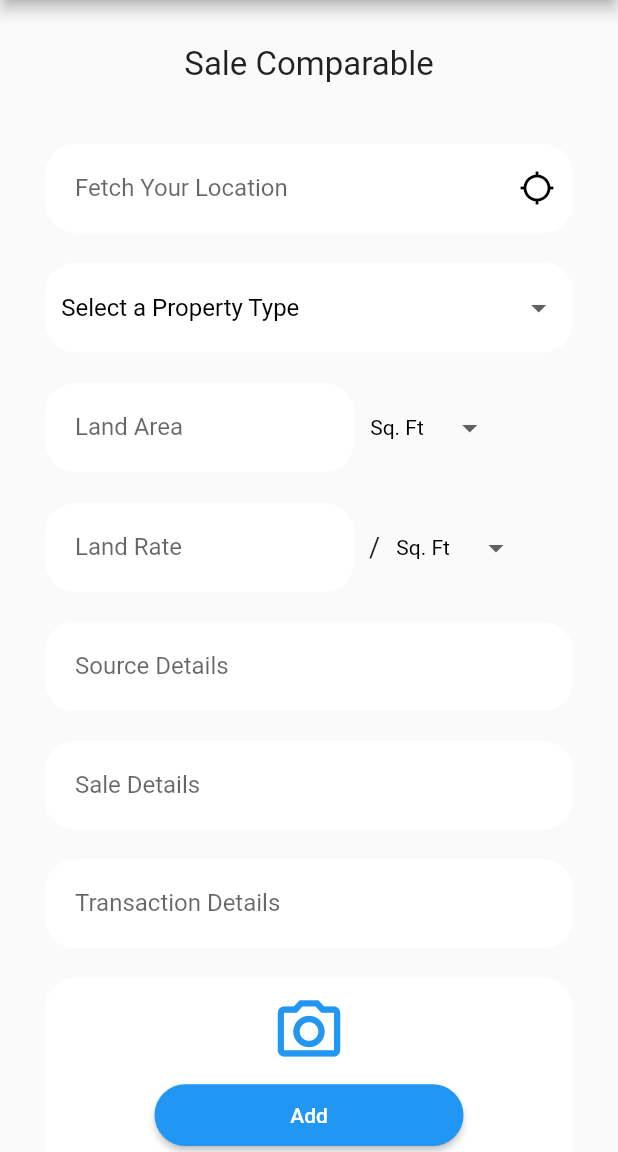
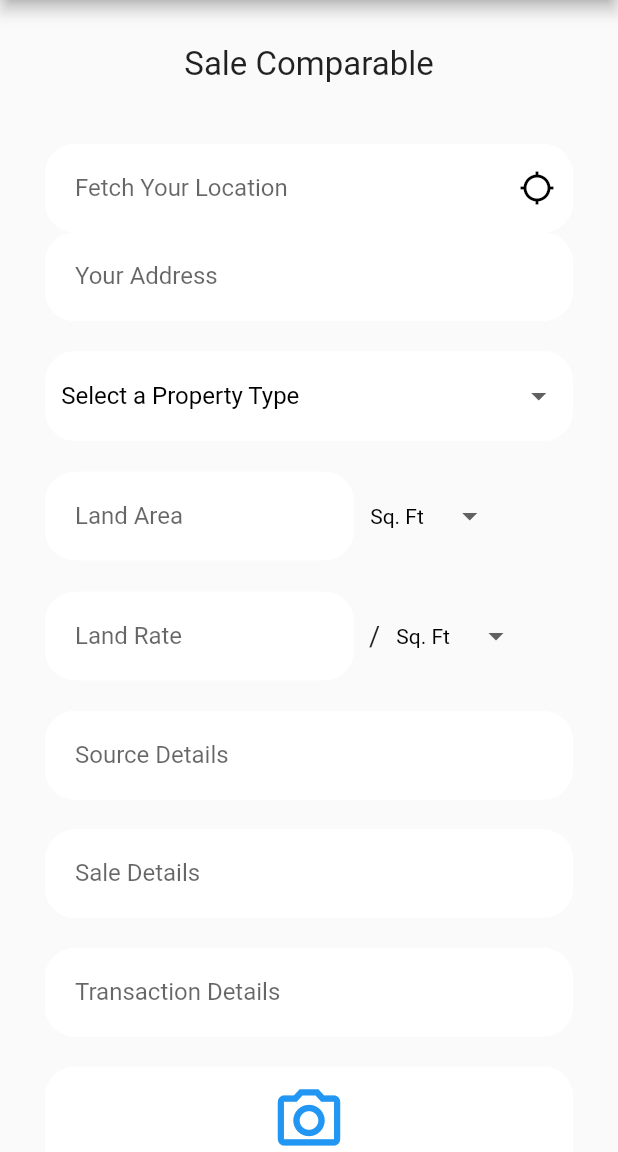
Before and after one commit to ashu2902/RebertTech, a Flutter app: the SaleComparable screen opened directly, on a phone screen of 412 x 824 dp, the part 84-1236 px from its top. Run offline on Flutter 3.47's test engine with Material 2 defaults, Android fonts, the phone set to English and light mode, and no system bars; our stand-ins replace cloud_firestore, file_picker, firebase_auth, firebase_core, firebase_database, firebase_storage and 5 more; missing offline and left inert: advance_pdf_viewer, dart:ffi; accounts and stored records are empty; Roboto replaces fonts that are missing (BonaNova).

Commit message:
sale comparable adress separated and fetched

```diff
--- a/lib/ui/questionnaire.dart
+++ b/lib/ui/questionnaire.dart
@@ -2705,8 +2705,10 @@ class _QuestionnaireState extends State<Questionnaire>
                                 'loanAcNo': loanAcNo,
                                 'otherDetails': extraInfo4,
                               };
-                              setValuationDetail();
-                              _tabController.animateTo(4);
+                              setValuationDetail().then((value) {
+                                Navigator.pop(context);
+                                _tabController.animateTo(4);
+                              });
                             }
                           },
                           child: Text('Save and Continue'),
--- a/lib/ui/sale_comparable.dart
+++ b/lib/ui/sale_comparable.dart
@@ -34,7 +34,8 @@ void getCaseId(String caseIdo) {
 String location = '';
 String latitude = '';
 String longitude = '';
-TextEditingController salelocationcontroller = TextEditingController(text: '');
+TextEditingController salelocationcontroller1 = TextEditingController(text: '');
+TextEditingController salelocationcontroller2 = TextEditingController(text: '');
 
 class _SaleComparableState extends State<SaleComparable> {
   var uuid = const Uuid();
@@ -172,8 +173,10 @@ class _SaleComparableState extends State<SaleComparable> {
                 padding: const EdgeInsets.fromLTRB(30, 10, 30, 10),
                 child: SizedBox(
                   width: MediaQuery.of(context).size.width,
-                  child: TextFormField(
-                    controller: salelocationcontroller,
+                  child: Column(
+                    children: [
+                      TextFormField(
+                        controller: salelocationcontroller1,
                         keyboardType: TextInputType.streetAddress,
                         onChanged: (value) {
                           location = value;
@@ -200,17 +203,69 @@ class _SaleComparableState extends State<SaleComparable> {
                           contentPadding: const EdgeInsets.symmetric(
                               vertical: 20.0, horizontal: 20.0),
                           border: const OutlineInputBorder(
-                        borderRadius: BorderRadius.all(Radius.circular(20.0)),
+                            borderRadius:
+                                BorderRadius.all(Radius.circular(20.0)),
                           ),
                           enabledBorder: const OutlineInputBorder(
-                        borderSide: BorderSide(color: Colors.white, width: 1.0),
-                        borderRadius: BorderRadius.all(Radius.circular(20.0)),
+                            borderSide:
+                                BorderSide(color: Colors.white, width: 1.0),
+                            borderRadius:
+                                BorderRadius.all(Radius.circular(20.0)),
                           ),
                           focusedBorder: const OutlineInputBorder(
-                        borderSide: BorderSide(color: Colors.blue, width: 2.0),
-                        borderRadius: BorderRadius.all(Radius.circular(20.0)),
+                            borderSide:
+                                BorderSide(color: Colors.blue, width: 2.0),
+                            borderRadius:
+                                BorderRadius.all(Radius.circular(20.0)),
                           ),
                         ),
+                      ),
+                      TextFormField(
+                        controller: salelocationcontroller2,
+                        keyboardType: TextInputType.streetAddress,
+                        onChanged: (value) {
+                          location = value;
+                        },
+                        decoration: const InputDecoration(
+                          // suffixIcon: IconButton(
+                          //   color: Colors.black,
+                          //   onPressed: () async {
+                          //     await Navigator.push(
+                          //       context,
+                          //       MaterialPageRoute(
+                          //         builder: (context) => ChangeNotifierProvider(
+                          //             create: (context) => ApplicationBloc(),
+                          //             child: const MapView()),
+                          //       ),
+                          //     );
+                          //   },
+                          //   icon: const Icon(Icons.location_searching_outlined),
+                          // ),
+                          hintText: 'Location',
+                          labelText: 'Your Address',
+                          filled: true,
+                          fillColor: Colors.white,
+                          contentPadding: const EdgeInsets.symmetric(
+                              vertical: 20.0, horizontal: 20.0),
+                          border: const OutlineInputBorder(
+                            borderRadius:
+                                BorderRadius.all(Radius.circular(20.0)),
+                          ),
+                          enabledBorder: const OutlineInputBorder(
+                            borderSide:
+                                BorderSide(color: Colors.white, width: 1.0),
+                            borderRadius:
+                                BorderRadius.all(Radius.circular(20.0)),
+                          ),
+                          focusedBorder: const OutlineInputBorder(
+                            borderSide:
+                                BorderSide(color: Colors.blue, width: 2.0),
+                            borderRadius:
+                                BorderRadius.all(Radius.circular(20.0)),
+                          ),
+                        ),
+                      ),
+                    ],
                   ),
                 ),
               ),
```
Also changed, not shown: lib/main.dart (+21 -21 lines), lib/ui/map_view.dart (+5 -3 lines). Lines whose indentation alone changed are shown as unchanged.
